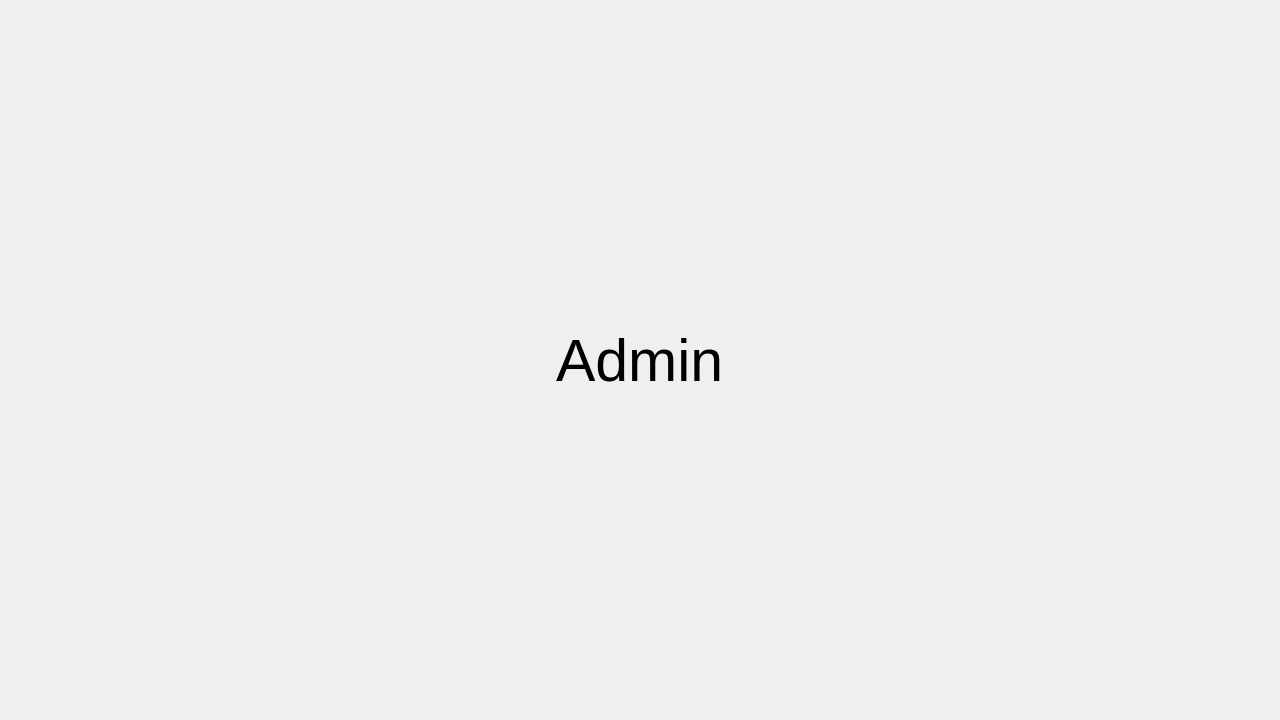
Qt form Ds_project/adminwindow.ui (mohamed-khalid-gamal/Ds_Project) before a commit.
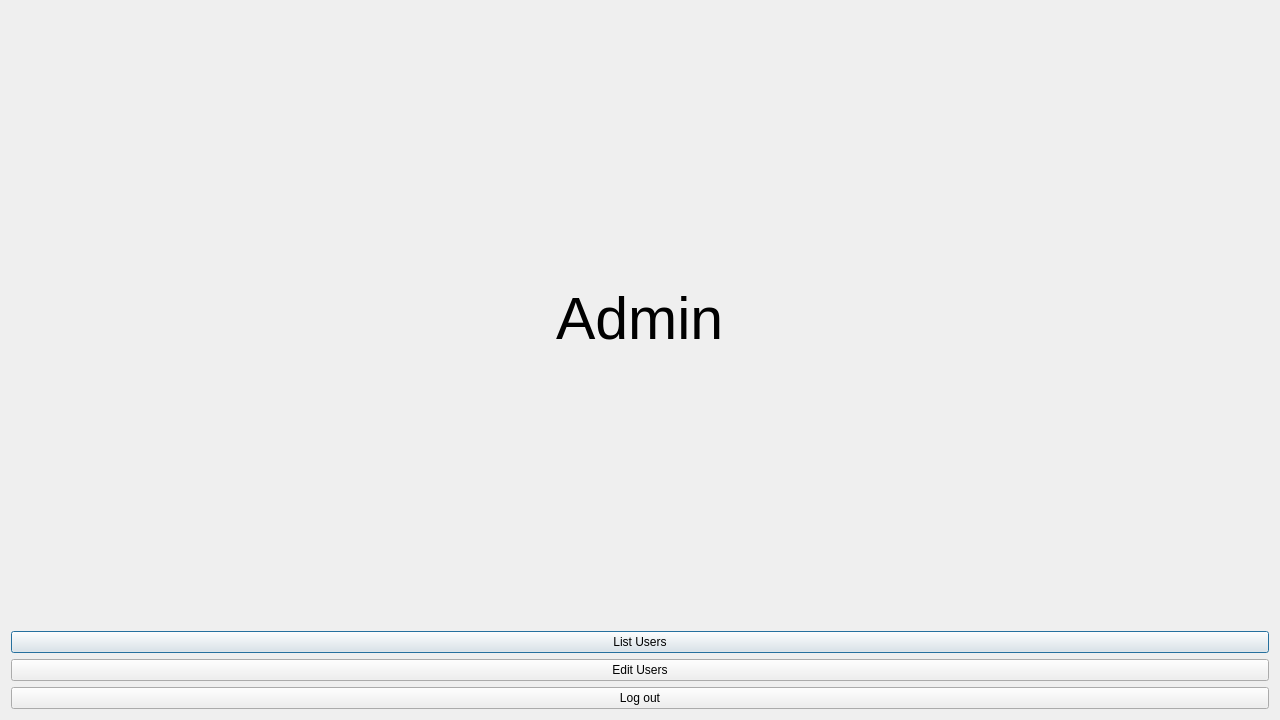
The same form after that commit.

The edit to the form file:
```diff
--- a/Ds_project/adminwindow.ui
+++ b/Ds_project/adminwindow.ui
@@ -13,7 +13,7 @@
   <property name="windowTitle">
    <string>Dialog</string>
   </property>
-  <layout class="QHBoxLayout" name="horizontalLayout">
+  <layout class="QVBoxLayout" name="verticalLayout_2">
    <item alignment="Qt::AlignHCenter">
     <widget class="QLabel" name="label">
      <property name="font">
@@ -26,6 +26,31 @@
      </property>
     </widget>
    </item>
+   <item>
+    <layout class="QVBoxLayout" name="verticalLayout">
+     <item>
+      <widget class="QPushButton" name="pushButton">
+       <property name="text">
+        <string>List Users</string>
+       </property>
+      </widget>
+     </item>
+     <item>
+      <widget class="QPushButton" name="pushButton_2">
+       <property name="text">
+        <string>Edit Users</string>
+       </property>
+      </widget>
+     </item>
+     <item>
+      <widget class="QPushButton" name="pushButton_3">
+       <property name="text">
+        <string>Log out</string>
+       </property>
+      </widget>
+     </item>
+    </layout>
+   </item>
   </layout>
  </widget>
  <resources/>
```
